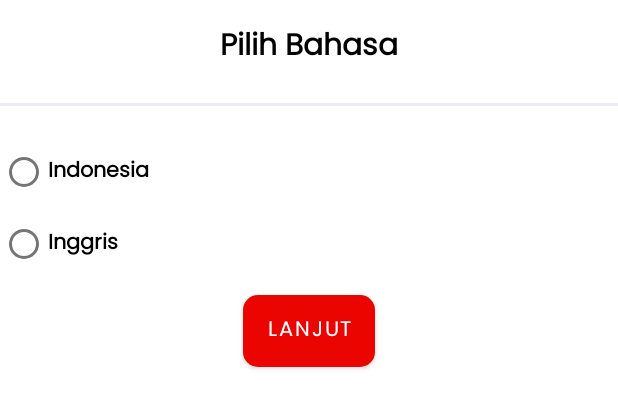
After one commit to githubgritrepo/dipslibs_android, an Android app: the layout choose_language.xml on its own in the app's theme, with its tools: preview values and no code run, on a phone screen of 412 x 824 dp. The commit adds this screen. Shown: the top 408 px of the screen. Run offline under Robolectric (Android 15) with nearby library versions, the light colour scheme and no system bars.

Commit message:
change by mutaqin

```diff
--- a/app/src/main/java/com/evo/mitzoom/ui/DipsCapture.java
+++ b/app/src/main/java/com/evo/mitzoom/ui/DipsCapture.java
@@ -1,4 +1,6 @@
 package com.evo.mitzoom.ui;
+
+import static com.evo.mitzoom.ui.DipsSplashScreen.setLocale;
 
 import androidx.annotation.NonNull;
 import androidx.appcompat.app.AppCompatActivity;
@@ -92,6 +94,8 @@ public class DipsCapture extends AppCompatActivity implements CameraSource.Pictu
         getSupportActionBar().hide();
         getWindow().addFlags(WindowManager.LayoutParams.FLAG_KEEP_SCREEN_ON);
         mContext = this;
+
+        //setLocale(this,"id");
 
         preview = (SurfaceView) findViewById(R.id.mySurface);
         transPreview = (SurfaceView) findViewById(R.id.transSurface);
--- a/app/src/main/res/layout/activity_dips_splash_screen.xml
+++ b/app/src/main/res/layout/activity_dips_splash_screen.xml
@@ -7,10 +7,11 @@
     tools:context=".ui.DipsSplashScreen">
 
     <ImageView
+        android:id="@+id/imgSplash"
         android:layout_width="wrap_content"
         android:layout_height="wrap_content"
-        android:src="@drawable/company_logo"
         android:layout_centerInParent="true"
-        android:scaleType="fitCenter"/>
+        android:scaleType="fitCenter"
+        android:src="@drawable/company_logo" />
 
 </RelativeLayout>
--- /dev/null
+++ b/app/src/main/res/layout/choose_language.xml
@@ -0,0 +1,59 @@
+<?xml version="1.0" encoding="utf-8"?>
+<LinearLayout xmlns:android="http://schemas.android.com/apk/res/android"
+    android:layout_width="match_parent"
+    android:layout_height="match_parent"
+    android:orientation="vertical">
+
+    <TextView
+        android:layout_width="match_parent"
+        android:layout_height="wrap_content"
+        android:text="@string/pilih_bahasa"
+        android:textStyle="bold"
+        android:textColor="@color/black"
+        android:textSize="@dimen/dp_20"
+        android:gravity="center"
+        android:layout_marginTop="@dimen/dp_15"/>
+
+    <View
+        android:layout_width="match_parent"
+        android:layout_height="2dp"
+        android:layout_marginTop="20dp"
+        android:layout_marginBottom="20dp"
+        android:background="#EDEDF4"></View>
+
+    <RadioGroup
+        android:id="@+id/groupradio"
+        android:layout_width="match_parent"
+        android:layout_height="wrap_content"
+        android:orientation="vertical">
+
+        <RadioButton
+            android:id="@+id/rbId"
+            android:layout_width="wrap_content"
+            android:layout_height="wrap_content"
+            android:text="@string/lan_id"
+            android:textStyle="bold"
+            android:onClick="onRadioButtonClicked"/>
+
+        <RadioButton
+            android:id="@+id/rbEn"
+            android:layout_width="wrap_content"
+            android:layout_height="wrap_content"
+            android:text="@string/lan_en"
+            android:textStyle="bold"
+            android:onClick="onRadioButtonClicked"/>
+
+    </RadioGroup>
+
+    <Button
+        android:id="@+id/btnNext"
+        android:layout_width="wrap_content"
+        android:layout_height="wrap_content"
+        android:text="@string/btn_continue"
+        android:textColor="@color/white"
+        android:background="@drawable/oval_background_10dp"
+        android:backgroundTint="@color/zm_v1_red_A100"
+        android:layout_gravity="center"
+        android:layout_marginTop="@dimen/dp_10"/>
+
+</LinearLayout>
--- a/app/src/main/res/values/strings.xml
+++ b/app/src/main/res/values/strings.xml
@@ -124,4 +124,8 @@
     <string name="aktivasi_m_banking">Aktivasi M-Banking</string>
     <string name="BI_FAST">Transaksi BI Fast</string>
     <string name="ONLINE_TRANSACTION">Transaksi Online</string>
+    <string name="pilih_bahasa">Pilih Bahasa</string>
+    <string name="lan_id">Indonesia</string>
+    <string name="lan_en">Inggris</string>
+    <string name="select_language">Silakan pilih Bahasa terlebih dahulu</string>
 </resources>
```
Also changed, not shown: app/src/main/java/com/evo/mitzoom/ui/DipsSplashScreen.java (+89 -1 lines), 1 other file.
